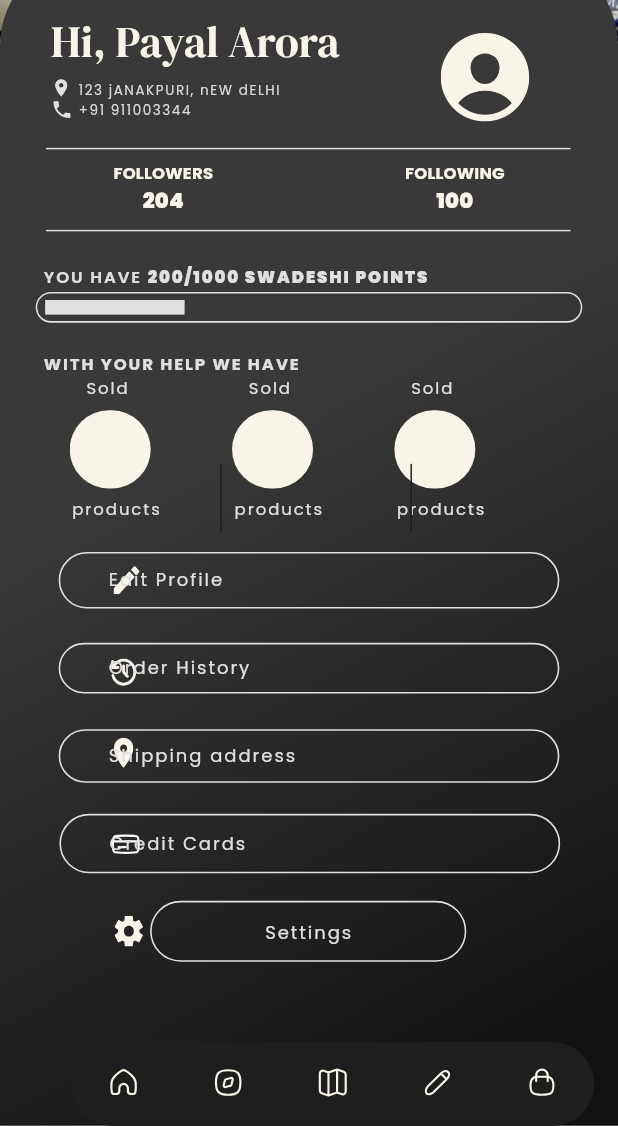
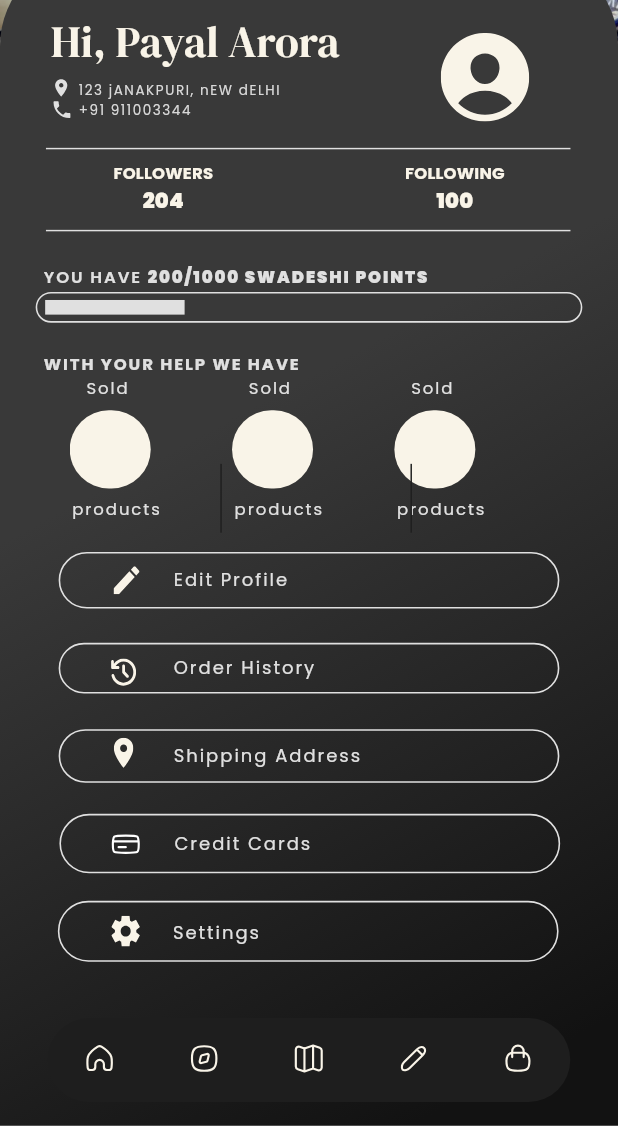
Before and after one commit to swarnimaprasad/manjha, a Flutter app: the FrameTwelveScreen screen opened by its route, scrolled down 130 dp, on a phone screen of 412 x 824 dp, the part 110-1236 px from its top. Run offline on Flutter 3.47's test engine with Material 2 defaults, Android fonts, the phone set to English and light mode, and no system bars; our stand-ins replace cached_network_image, connectivity_plus, flutter_svg, flutter_svg_provider, get, outline_gradient_button and 1 more; missing offline and left inert: flutter_login_facebook; accounts and stored records are empty.

```diff
--- a/lib/presentation/frame_twelve_screen/frame_twelve_screen.dart
+++ b/lib/presentation/frame_twelve_screen/frame_twelve_screen.dart
@@ -23,7 +23,7 @@ class FrameTwelveScreen extends GetWidget<FrameTwelveController> {
                     width: getSize(40),
                     svgPath: ImageConstant.imgCloseLime50,
                     margin: getMargin(left: 14)),
-                title: Text("   " + "lbl_manjha".tr,
+                title: Text("   " + "MANJHA".tr,
                     overflow: TextOverflow.ellipsis,
                     textAlign: TextAlign.left,
                     style: AppStyle.txtPoppinsBold16
@@ -114,7 +114,7 @@ class FrameTwelveScreen extends GetWidget<FrameTwelveController> {
                                                                             MainAxisAlignment.start,
                                                                         children: [
                                                                           Text(
-                                                                              "lbl_hi_payal_arora".tr,
+                                                                              "Hi, Payal Arora".tr,
                                                                               overflow: TextOverflow.ellipsis,
                                                                               textAlign: TextAlign.left,
                                                                               style: AppStyle.txtDMSerifDisplayItalic30Lime50),
@@ -182,10 +182,10 @@ class FrameTwelveScreen extends GetWidget<FrameTwelveController> {
                                                                         children: [
                                                                           Align(
                                                                               alignment: Alignment.topCenter,
-                                                                              child: Text("lbl_followers".tr, overflow: TextOverflow.ellipsis, textAlign: TextAlign.left, style: AppStyle.txtPoppinsBold12Lime50.copyWith(letterSpacing: getHorizontalSize(0.14)))),
+                                                                              child: Text("FOLLOWERS".tr, overflow: TextOverflow.ellipsis, textAlign: TextAlign.left, style: AppStyle.txtPoppinsBold12Lime50.copyWith(letterSpacing: getHorizontalSize(0.14)))),
                                                                           Align(
                                                                               alignment: Alignment.bottomCenter,
-                                                                              child: Text("lbl_204".tr, overflow: TextOverflow.ellipsis, textAlign: TextAlign.left, style: AppStyle.txtPoppinsBlack15.copyWith(letterSpacing: getHorizontalSize(0.18))))
+                                                                              child: Text("204".tr, overflow: TextOverflow.ellipsis, textAlign: TextAlign.left, style: AppStyle.txtPoppinsBlack15.copyWith(letterSpacing: getHorizontalSize(0.18))))
                                                                         ])),
                                                                 Container(
                                                                     height:
@@ -200,10 +200,10 @@ class FrameTwelveScreen extends GetWidget<FrameTwelveController> {
                                                                         children: [
                                                                           Align(
                                                                               alignment: Alignment.topCenter,
-                                                                              child: Text("lbl_following".tr, overflow: TextOverflow.ellipsis, textAlign: TextAlign.left, style: AppStyle.txtPoppinsBold12Lime50.copyWith(letterSpacing: getHorizontalSize(0.14)))),
+                                                                              child: Text("FOLLOWING".tr, overflow: TextOverflow.ellipsis, textAlign: TextAlign.left, style: AppStyle.txtPoppinsBold12Lime50.copyWith(letterSpacing: getHorizontalSize(0.14)))),
                                                                           Align(
                                                                               alignment: Alignment.bottomCenter,
-                                                                              child: Text("lbl_100".tr, overflow: TextOverflow.ellipsis, textAlign: TextAlign.left, style: AppStyle.txtPoppinsBlack15.copyWith(letterSpacing: getHorizontalSize(0.18))))
+                                                                              child: Text("100".tr, overflow: TextOverflow.ellipsis, textAlign: TextAlign.left, style: AppStyle.txtPoppinsBlack15.copyWith(letterSpacing: getHorizontalSize(0.18))))
                                                                         ]))
                                                               ])),
                                                       Padding(
@@ -237,7 +237,7 @@ class FrameTwelveScreen extends GetWidget<FrameTwelveController> {
                                                                   text: TextSpan(
                                                                       children: [
                                                                         TextSpan(
-                                                                            text: "lbl_you_have"
+                                                                            text: "YOU HAVE "
                                                                                 .tr,
                                                                             style: TextStyle(
                                                                                 color: ColorConstant.gray300,
@@ -246,7 +246,7 @@ class FrameTwelveScreen extends GetWidget<FrameTwelveController> {
                                                                                 fontWeight: FontWeight.w600,
                                                                                 letterSpacing: getHorizontalSize(1.2))),
                                                                         TextSpan(
-                                                                            text: "msg_200_1000_swadeshi"
+                                                                            text: "200/1000 SWADESHI POINTS"
                                                                                 .tr,
                                                                             style: TextStyle(
                                                                                 color: ColorConstant.gray300,
@@ -298,7 +298,7 @@ class FrameTwelveScreen extends GetWidget<FrameTwelveController> {
                                                                       left: 5,
                                                                       top: 20),
                                                               child: Text(
-                                                                  "msg_with_your_help_we"
+                                                                  "WITH YOUR HELP WE HAVE "
                                                                       .tr,
                                                                   overflow:
                                                                       TextOverflow
@@ -407,7 +407,7 @@ class FrameTwelveScreen extends GetWidget<FrameTwelveController> {
                                                                             316),
                                                                         padding: getPadding(
                                                                             left:
-                                                                                30,
+                                                                                71,
                                                                             top:
                                                                                 9,
                                                                             right:
@@ -418,7 +418,7 @@ class FrameTwelveScreen extends GetWidget<FrameTwelveController> {
                                                                             borderRadius: BorderRadiusStyle
                                                                                 .txtRoundedBorder20),
                                                                         child: Text(
-                                                                            "lbl_edit_profile"
+                                                                            "Edit Profile"
                                                                                 .tr,
                                                                             overflow:
                                                                                 TextOverflow.ellipsis,
@@ -465,7 +465,7 @@ class FrameTwelveScreen extends GetWidget<FrameTwelveController> {
                                                                             316),
                                                                         padding: getPadding(
                                                                             left:
-                                                                                30,
+                                                                                71,
                                                                             top:
                                                                                 7,
                                                                             right:
@@ -476,7 +476,7 @@ class FrameTwelveScreen extends GetWidget<FrameTwelveController> {
                                                                             borderRadius: BorderRadiusStyle
                                                                                 .txtRoundedBorder20),
                                                                         child: Text(
-                                                                            "lbl_order_history"
+                                                                            "Order History"
                                                                                 .tr,
                                                                             overflow:
                                                                                 TextOverflow.ellipsis,
@@ -523,7 +523,7 @@ class FrameTwelveScreen extends GetWidget<FrameTwelveController> {
                                                                             316),
                                                                         padding: getPadding(
                                                                             left:
-                                                                                30,
+                                                                                71,
                                                                             top:
                                                                                 8,
                                                                             right:
@@ -534,7 +534,7 @@ class FrameTwelveScreen extends GetWidget<FrameTwelveController> {
                                                                             borderRadius: BorderRadiusStyle
                                                                                 .txtRoundedBorder20),
                                                                         child: Text(
-                                                                            "msg_shipping_address"
+                                                                            "Shipping Address"
                                                                                 .tr,
                                                                             overflow:
                                                                                 TextOverflow.ellipsis,
@@ -582,27 +582,28 @@ class FrameTwelveScreen extends GetWidget<FrameTwelveController> {
                                                                         child: Column(mainAxisSize: MainAxisSize.min, crossAxisAlignment: CrossAxisAlignment.start, mainAxisAlignment: MainAxisAlignment.start, children: [
                                                                           Container(
                                                                               width: getHorizontalSize(316),
-                                                                              padding: getPadding(left: 30, top: 10, right: 71, bottom: 10),
+                                                                              padding: getPadding(left: 71, top: 10, right: 71, bottom: 10),
                                                                               decoration: AppDecoration.txtOutlineGray300.copyWith(borderRadius: BorderRadiusStyle.txtRoundedBorder20),
-                                                                              child: Text("lbl_credit_cards".tr, overflow: TextOverflow.ellipsis, textAlign: TextAlign.left, style: AppStyle.txtPoppinsRegular1242.copyWith(letterSpacing: getHorizontalSize(1.24)))),
+                                                                              child: Text("Credit Cards".tr, overflow: TextOverflow.ellipsis, textAlign: TextAlign.left, style: AppStyle.txtPoppinsRegular1242.copyWith(letterSpacing: getHorizontalSize(1.24)))),
                                                                           CustomImageView(
                                                                               svgPath: ImageConstant.imgSettingsLime50,
                                                                               height: getVerticalSize(21),
                                                                               width: getHorizontalSize(20),
-                                                                              margin: getMargin(left: 34, top: 29))
+                                                                              margin: getMargin(left: 32, top: 29))
                                                                         ]))),
                                                                 Align(
                                                                     alignment:
                                                                         Alignment
                                                                             .bottomCenter,
                                                                     child: Container(
+                                                                        width: getHorizontalSize(316),
                                                                         margin: getMargin(right: 1),
                                                                         padding: getPadding(left: 71, top: 9, right: 71, bottom: 9),
                                                                         decoration: AppDecoration.outlineGray300.copyWith(borderRadius: BorderRadiusStyle.roundedBorder20),
                                                                         child: Column(mainAxisSize: MainAxisSize.min, crossAxisAlignment: CrossAxisAlignment.start, mainAxisAlignment: MainAxisAlignment.center, children: [
                                                                           Padding(
                                                                               padding: getPadding(top: 3),
-                                                                              child: Text("lbl_settings".tr, overflow: TextOverflow.ellipsis, textAlign: TextAlign.left, style: AppStyle.txtPoppinsRegular1242.copyWith(letterSpacing: getHorizontalSize(1.24))))
+                                                                              child: Text("Settings".tr, overflow: TextOverflow.ellipsis, textAlign: TextAlign.left, style: AppStyle.txtPoppinsRegular1242.copyWith(letterSpacing: getHorizontalSize(1.24))))
                                                                         ])))
                                                               ]))
                                                     ])))
@@ -611,7 +612,7 @@ class FrameTwelveScreen extends GetWidget<FrameTwelveController> {
                                   height: getVerticalSize(1),
                                   thickness: getVerticalSize(1))
                             ])))),
-            bottomNavigationBar:
+            floatingActionButton:
                 CustomBottomBar(onChanged: (BottomBarEnum type) {
               Get.toNamed(getCurrentRoute(type));
             })));
```
Also changed, not shown: pubspec.lock, 3 other files.
